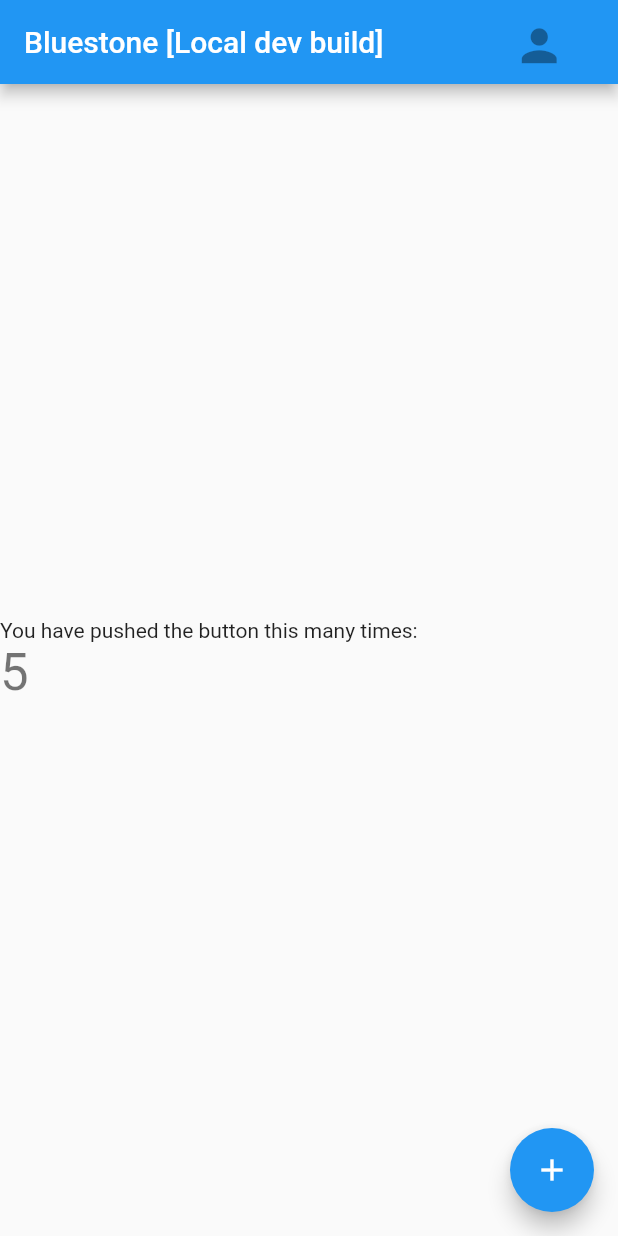
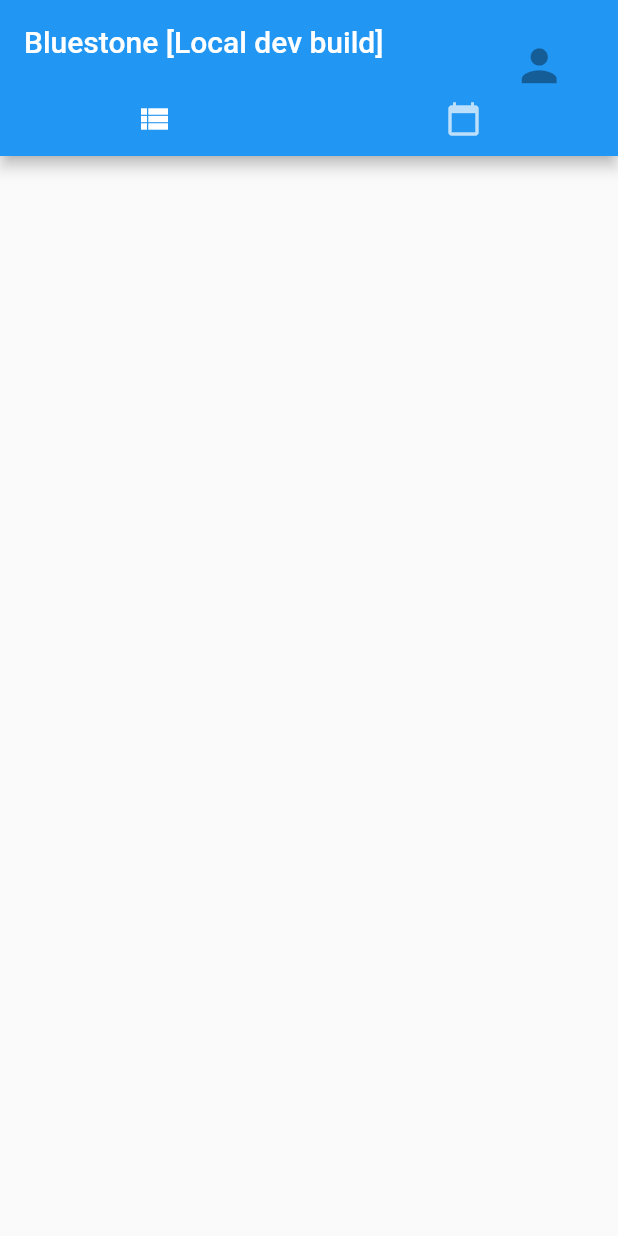
Before and after one commit to Zynorthis/Bluestone, a Flutter app: the screen it shows after launch, on a phone screen of 412 x 824 dp. Run offline on Flutter 3.47's test engine with Material 2 defaults, Android fonts, the phone set to English and light mode, and no system bars.

Commit message:
Start work on constructing the home view when opening the app. Began logic to handle building the home screen items within their respective tabs.

```diff
--- a/bluestone/lib/main.dart
+++ b/bluestone/lib/main.dart
@@ -1,5 +1,5 @@
 import 'package:flutter/material.dart';
-import 'package:bluestone/src/components/appBar.dart';
+import 'package:bluestone/src/components/menuBuilder.dart';
 
 void main() => runApp(MyApp());
 
@@ -27,25 +27,31 @@ class MyHomePage extends StatefulWidget {
 }
 
 class _MyHomePageState extends State<MyHomePage> {
-  int _counter = 0;
 
-  void _incrementCounter() {
-    setState(() {
-      _counter++;
-    });
-  }
+  var _cardItems = MenuBuilder.buildItem("Card");
+  var _calendarItems = MenuBuilder.buildItem("Calendar");
 
+  //   for(var index in _cardItems){
+  //   new IconButton(
+  //     icon: index.icon,
+  //     iconSize: index.iconSize,
+  //     color: index.color,
+  //     tooltip: index.tooltip,
+  //     onPressed: index.onPressed,
+  //   );
+  // }
   @override
   Widget build(BuildContext context) {
-    int _display = _counter + 5;
-    return Scaffold(
+    return DefaultTabController(
+      length: 3,
+      child: Scaffold(
         appBar: AppBar(
           title: Text(
             widget.title,
             textAlign: TextAlign.left,
             ),
           flexibleSpace: Container(
-          alignment: Alignment(0.85,1),
+            alignment: Alignment(0.85,-0.3),
             child: IconButton(
               icon: Icon(Icons.person),
               iconSize: 35.0,
@@ -54,35 +60,35 @@ class _MyHomePageState extends State<MyHomePage> {
               onPressed: null,
             ),
           ),
-      ),
-      body: Expanded(
-        child: Flex(
-          mainAxisAlignment: MainAxisAlignment.center,
-          direction: Axis.vertical,
-          children: <Widget>[
-            Row(
-              children: <Widget>[
-                Text(
-                  'You have pushed the button this many times:',
-                )
-              ],
-            ),
-            Row(
-              children: <Widget>[
-                Text(
-                  '$_display',
-                  style: Theme.of(context).textTheme.display1,
-                )
-              ],
-            ),
+          bottom: TabBar(
+            tabs: [
+              Tab(icon: Icon(Icons.view_list)),
+              Tab(icon: Icon(Icons.calendar_today)),
             ],
           ),
         ),
-      floatingActionButton: FloatingActionButton(
-        onPressed: _incrementCounter,
-        tooltip: 'Increment',
-        child: Icon(Icons.add),
-      ), // This trailing comma makes auto-formatting nicer for build methods.
+        body: TabBarView(
+          children: [
+            ListView.builder(
+              itemCount: _cardItems.length,
+              itemBuilder: (context, index){
+                return IconButton(
+                  icon: _cardItems[index].icon,
+                  iconSize: _cardItems[index].iconSize,
+                  color: _cardItems[index].color,
+                  tooltip: _cardItems[index].tooltip,
+                  onPressed: _cardItems[index].onPressed,
+                );
+              },
+            ),// Display list of cards here
+            ListView(
+              children: [
+
+              ],
+            ), // display list of calendars here
+          ],
+        ),
+      ),
     );
   }
 }
--- /dev/null
+++ b/bluestone/lib/src/components/menuBuilder.dart
@@ -0,0 +1,20 @@
+import 'package:flutter/material.dart';
+
+
+/// MenuBuilder is a class used to call the static buildItem method.
+/// see [buildItem] for more details.
+class MenuBuilder {
+
+  static List<IconButton> buildItem(String type) {
+    var list = new List<IconButton>();
+    if (type == "Card"){
+      // add all of the cards save for a user here.
+    } else if (type == "Calendar"){
+      // add all of the calendars save for a user here.
+    }
+    else {
+      throw new Exception("Error: invalid type - Type being passed in is not of type String.");
+    }
+    return list;
+  }
+}
```
Also changed, not shown: bluestone/lib/src/components/appBar.dart (deleted, +0 -20 lines). Lines whose indentation alone changed are shown as unchanged.
